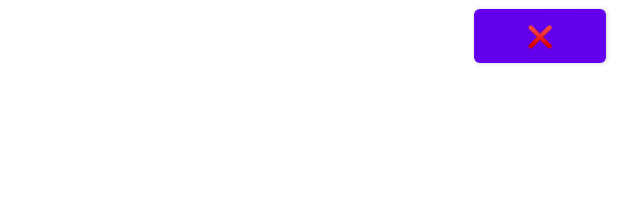
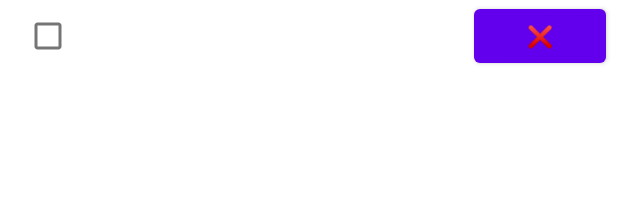
Before and after one commit to dmitryweiner/todolist-android, an Android app: the layout list_item.xml on its own in the app's theme, with its tools: preview values and no code run, on a phone screen of 412 x 824 dp. Shown: the top 212 px of the screen. Run offline under Robolectric (Android 15) with nearby library versions, the phone set to English and light mode, and no system bars.

```diff
--- a/app/src/main/java/com/dmitryweiner/todolist/Todo.java
+++ b/app/src/main/java/com/dmitryweiner/todolist/Todo.java
@@ -5,7 +5,7 @@ import java.util.UUID;
 public class Todo {
     private final String id;
     private final String title;
-    private final boolean isDone;
+    private boolean isDone;
 
     public Todo(String title) {
         this.id = UUID.randomUUID().toString();
@@ -24,4 +24,8 @@ public class Todo {
     public boolean getIsDone() {
         return this.isDone;
     }
+
+    public void toggleIsDone() {
+        this.isDone = !this.isDone;
+    }
 }
--- a/app/src/main/res/layout/list_item.xml
+++ b/app/src/main/res/layout/list_item.xml
@@ -4,16 +4,6 @@
     xmlns:tools="http://schemas.android.com/tools"
     android:layout_width="match_parent"
     android:layout_height="wrap_content">
-
-    <TextView
-        android:id="@+id/title"
-        android:layout_width="0dp"
-        android:layout_height="wrap_content"
-        android:layout_marginStart="8dp"
-        android:text=""
-        app:layout_constraintBottom_toBottomOf="parent"
-        app:layout_constraintStart_toStartOf="parent"
-        app:layout_constraintTop_toTopOf="parent" />
 
     <Button
         android:id="@+id/button"
@@ -25,5 +15,14 @@
         app:layout_constraintEnd_toEndOf="parent"
         app:layout_constraintTop_toTopOf="parent" />
 
+    <CheckBox
+        android:id="@+id/checkBox"
+        android:layout_width="0dp"
+        android:layout_height="wrap_content"
+        android:layout_marginStart="8dp"
+        app:layout_constraintBottom_toBottomOf="parent"
+        app:layout_constraintStart_toStartOf="parent"
+        app:layout_constraintTop_toTopOf="parent" />
+
 
 </androidx.constraintlayout.widget.ConstraintLayout>
```
Also changed, not shown: app/src/main/java/com/dmitryweiner/todolist/MainActivity.java (+3 -8 lines), app/src/main/java/com/dmitryweiner/todolist/TodoAdapter.java (+28 -3 lines).
